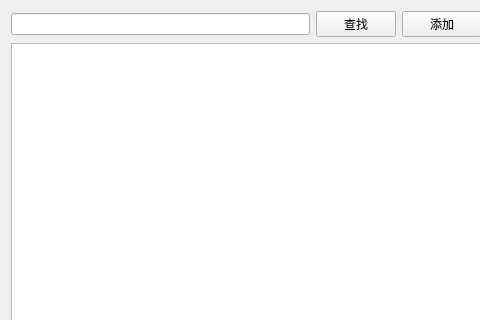
Above: patientview.ui from ygzuxts/dazuoye before the change; both pictures show x 0 to 480 and y 0 to 320 of the 665 by 520 pixel window. Below: the same form after it.
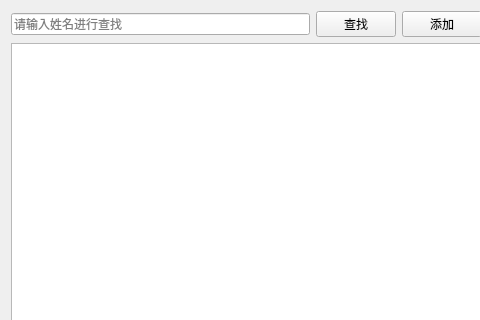
That is the form after the change. Icons and pictures are not drawn.

What changed in the file:
```diff
--- a/patientview.ui
+++ b/patientview.ui
@@ -17,7 +17,11 @@
    <item>
     <layout class="QHBoxLayout" name="horizontalLayout">
      <item>
-      <widget class="QLineEdit" name="txtSearch"/>
+      <widget class="QLineEdit" name="txtSearch">
+       <property name="placeholderText">
+        <string>请输入姓名进行查找</string>
+       </property>
+      </widget>
      </item>
      <item>
       <widget class="QPushButton" name="btSearch">
```
Left out of the diff: 20 changed lines with no effect on the pictures.
